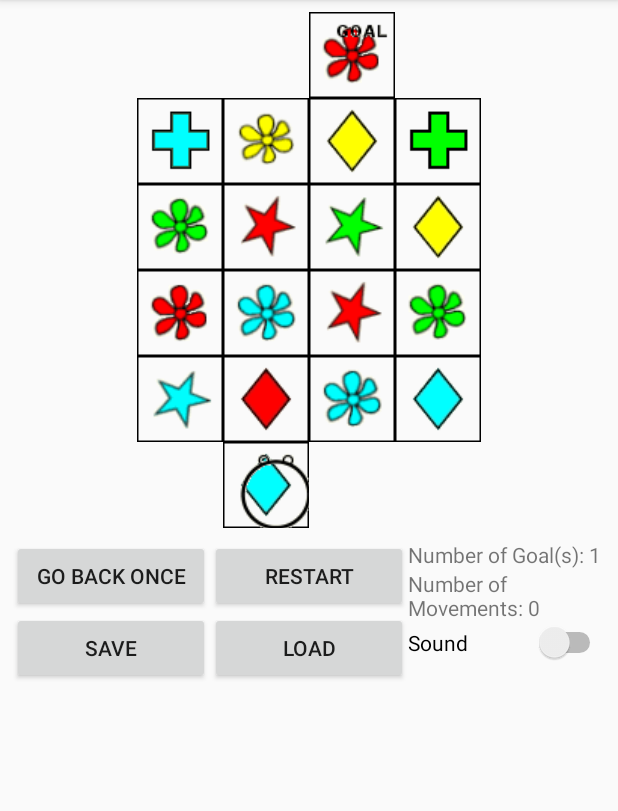
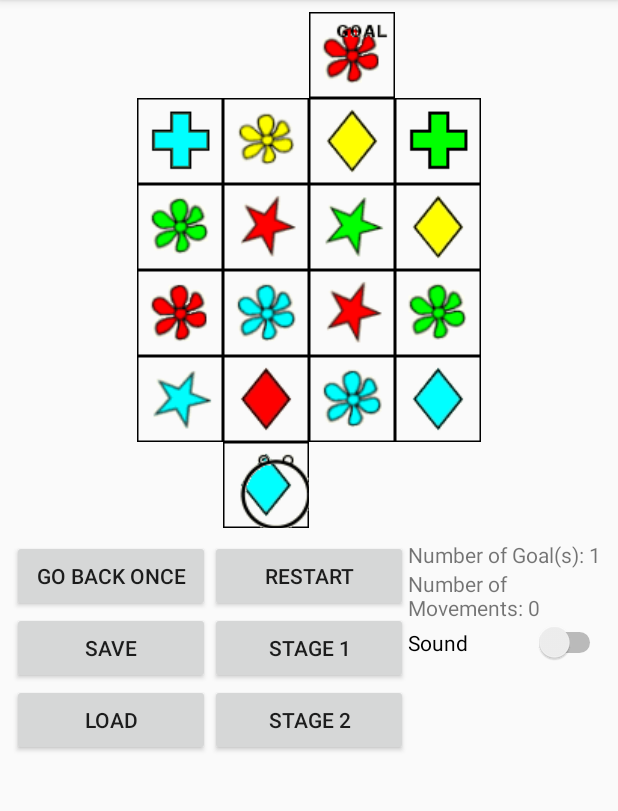
Before and after one commit to SnowNooDLe/BCPR282_Eyeball_Maze, an Android app: the MainActivity screen opened directly, with no data from a screen before it, on a phone screen of 412 x 824 dp, the part 84-895 px from its top. Run offline under Robolectric (Android 15) with nearby library versions, the phone set to English and light mode, and no system bars.

Commit message:
Updating Extra View Feature 3, choosing the stage But need to fix the issue with number of goals and maybe for number of movements as well

```diff
--- a/app/src/main/res/layout/activity_main.xml
+++ b/app/src/main/res/layout/activity_main.xml
@@ -406,6 +406,13 @@
                     android:layout_height="wrap_content"
                     android:onClick="saveCurrentGame"
                     android:text="@string/game_save" />
+
+                <Button
+                    android:id="@+id/button4"
+                    android:layout_width="match_parent"
+                    android:layout_height="wrap_content"
+                    android:onClick="loadCurrentGame"
+                    android:text="@string/game_load" />
             </LinearLayout>
 
             <LinearLayout
@@ -422,11 +429,19 @@
                     android:text="@string/game_restart" />
 
                 <Button
-                    android:id="@+id/button4"
+                    android:id="@+id/button5"
                     android:layout_width="match_parent"
                     android:layout_height="wrap_content"
-                    android:onClick="loadCurrentGame"
-                    android:text="@string/game_load" />
+                    android:onClick="startGameStageOneViaButton"
+                    android:text="@string/stgae_one_choose" />
+
+                <Button
+                    android:id="@+id/button6"
+                    android:layout_width="match_parent"
+                    android:layout_height="wrap_content"
+                    android:onClick="startGameStageTwoViaButton"
+                    android:text="@string/stgae_two_choose" />
+
             </LinearLayout>
 
             <LinearLayout
--- a/app/src/main/res/values/strings.xml
+++ b/app/src/main/res/values/strings.xml
@@ -11,6 +11,8 @@
     <string name="sound_off">Off</string>
     <string name="game_save">Save</string>
     <string name="game_load">Load</string>
+    <string name="stgae_one_choose">Stage 1</string>
+    <string name="stgae_two_choose">Stage 2</string>
     <!--Was trying to use those way but if i do this, will randomly change and crash the app-->
     <string name="number_of_goals">Number of Goal(s) : </string>
     <string name="number_of_movements">Number of Movements : </string>
```
Also changed, not shown: app/src/main/java/dos0311/ara/ac/nz/eyeballmaze/MainActivity.java (+35 -14 lines).
